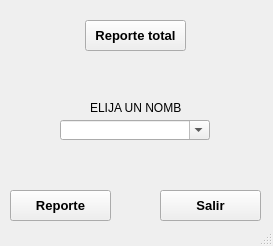
Old version of the form MiniNomina/FrmDesign/Filtrar.ui in the repository CodeDrTech/DevelopPython.
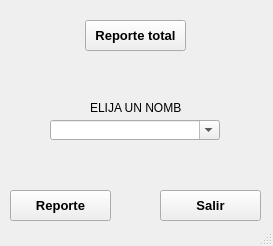
New version of the form.

Patch:
```diff
--- a/MiniNomina/FrmDesign/Filtrar.ui
+++ b/MiniNomina/FrmDesign/Filtrar.ui
@@ -93,9 +93,9 @@
    <widget class="QComboBox" name="cmbEmpleado">
     <property name="geometry">
      <rect>
-      <x>60</x>
+      <x>50</x>
       <y>120</y>
-      <width>150</width>
+      <width>170</width>
       <height>20</height>
      </rect>
     </property>
```
